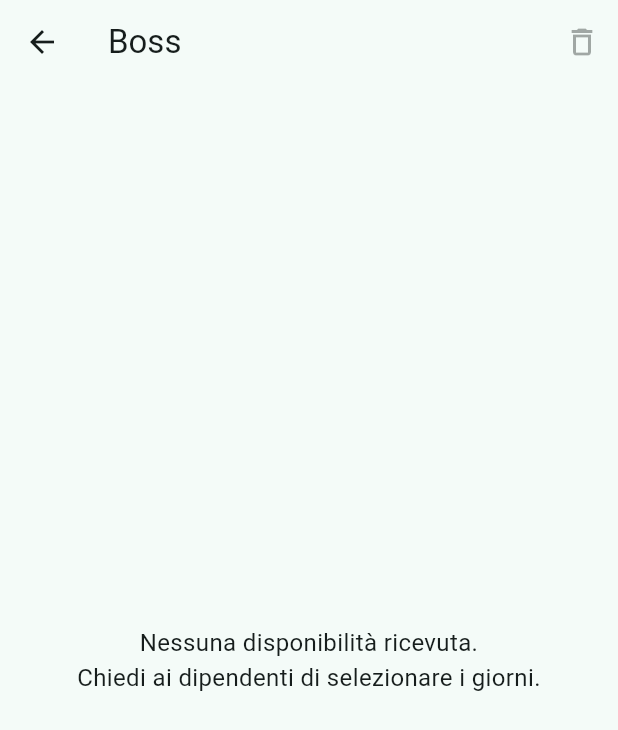
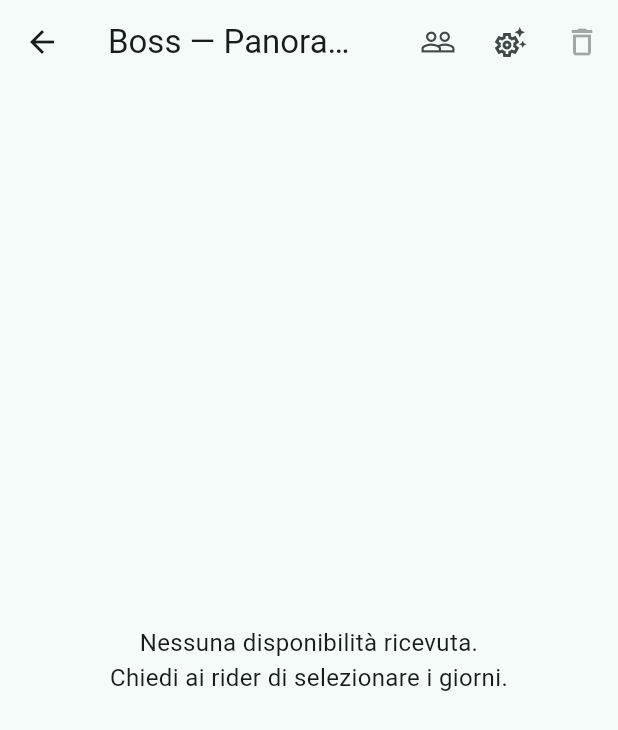
Before and after one commit to leopu00/turni, a Flutter app: the BossPage screen opened directly, on a phone screen of 412 x 824 dp. Shown: the top 730 px of the screen. Run offline on Flutter 3.47's test engine with Material 3 defaults, Android fonts, the phone set to English and light mode, and no system bars.

Commit message:
feat: add requirements page and split BossPage into weekly table view + per-rider overview

```diff
--- a/lib/pages/boss_page.dart
+++ b/lib/pages/boss_page.dart
@@ -1,6 +1,8 @@
 import 'package:flutter/material.dart';
 import 'package:intl/intl.dart';
 import '../data/availability_store.dart';
+import 'requirements_page.dart';
+import 'riders_overview_page.dart';
 
 class BossPage extends StatefulWidget {
   const BossPage({super.key});
@@ -28,53 +30,113 @@ class _BossPageState extends State<BossPage> {
     if (mounted) setState(() {});
   }
 
+  bool sameDay(DateTime a, DateTime b) =>
+      a.year == b.year && a.month == b.month && a.day == b.day;
+
   @override
   Widget build(BuildContext context) {
-    final dfLong = DateFormat('EEE dd MMM', 'it_IT');
+    final start = store.startMonday;
     final dfShort = DateFormat('EEE dd', 'it_IT');
 
-    if (!store.hasAnySelection) {
     return Scaffold(
       appBar: AppBar(
-          title: const Text("Boss"),
+        title: const Text("Boss — Panoramica"),
         actions: [
           IconButton(
+            tooltip: 'Disponibilità per rider',
+            onPressed: () {
+              Navigator.push(
+                context,
+                MaterialPageRoute(builder: (_) => const RidersOverviewPage()),
+              );
+            },
+            icon: const Icon(Icons.people_outline),
+          ),
+          IconButton(
+            tooltip: 'Imposta fabbisogni',
+            onPressed: () {
+              Navigator.push(
+                context,
+                MaterialPageRoute(builder: (_) => const RequirementsPage()),
+              );
+            },
+            icon: const Icon(Icons.settings_suggest_outlined),
+          ),
+          IconButton(
             tooltip: 'Pulisci tutto',
-              onPressed: null,
+            onPressed: store.hasAnySelection ? store.clearAll : null,
             icon: const Icon(Icons.delete_outline),
           ),
         ],
       ),
-        body: const Center(
+      body: start == null || !store.hasAnySelection
+          ? const Center(
               child: Text(
-            'Nessuna disponibilità ricevuta.\nChiedi ai dipendenti di selezionare i giorni.',
+                'Nessuna disponibilità ricevuta.\nChiedi ai rider di selezionare i giorni.',
                 textAlign: TextAlign.center,
                 style: TextStyle(fontSize: 16),
               ),
+            )
+          : ListView(
+              padding: const EdgeInsets.all(16),
+              children: [
+                Text(
+                  'Periodo: ${DateFormat('dd MMM', 'it_IT').format(start)} – '
+                  '${DateFormat('dd MMM', 'it_IT').format(start.add(const Duration(days: 13)))}',
+                  style: TextStyle(color: Theme.of(context).hintColor),
+                ),
+                const SizedBox(height: 12),
+
+                // Tabelle per Settimana 1 e 2
+                _weekTable(
+                  context: context,
+                  title: 'Settimana 1',
+                  days: List.generate(7, (i) => start.add(Duration(days: i))),
+                  dfShort: dfShort,
+                ),
+                _weekTable(
+                  context: context,
+                  title: 'Settimana 2',
+                  days: List.generate(7, (i) => start.add(Duration(days: 7 + i))),
+                  dfShort: dfShort,
+                ),
+              ],
             ),
     );
   }
 
-    bool sameDay(DateTime a, DateTime b) =>
-        a.year == b.year && a.month == b.month && a.day == b.day;
+  Widget _weekTable({
+    required BuildContext context,
+    required String title,
+    required List<DateTime> days,
+    required DateFormat dfShort,
+  }) {
+    final employees = store.employees;
 
-    final start = store.startMonday!;
-    final allEmployees = store.employees;
-
-    // Costruisci le date per settimana 1 e 2
-    final week1Dates = List.generate(7, (i) => start.add(Duration(days: i)));
-    final week2Dates = List.generate(7, (i) => start.add(Duration(days: 7 + i)));
-
-    // Helper per costruire una DataTable settimana
-    Widget weekTable(String title, List<DateTime> days) {
     final columns = <DataColumn>[
       const DataColumn(label: Text('Rider')),
-        ...days.map((d) => DataColumn(label: Text(dfShort.format(d))))
+      ...days.map((d) {
+        final req = store.requirementFor(d);
+        final avail = store.availableCountFor(d);
+        return DataColumn(
+          label: Column(
+            crossAxisAlignment: CrossAxisAlignment.start,
+            children: [
+              Text(dfShort.format(d)),
+              Text(
+                'req $req / avail $avail',
+                style: TextStyle(fontSize: 11, color: Theme.of(context).hintColor),
+              ),
+            ],
+          ),
+        );
+      }),
     ];
 
-      final rows = allEmployees.map((e) {
+    final rows = employees.map((e) {
       final sel = store.selectedFor(e);
-        return DataRow(cells: [
+      return DataRow(
+        cells: [
           DataCell(Text(e)),
           ...days.map((d) {
             final picked = sel.any((x) => sameDay(x, d));
@@ -86,7 +148,8 @@ class _BossPageState extends State<BossPage> {
               ),
             );
           }),
-        ]);
+        ],
+      );
     }).toList();
 
     return Column(
@@ -96,7 +159,6 @@ class _BossPageState extends State<BossPage> {
           padding: const EdgeInsets.only(top: 16, bottom: 8),
           child: Text(title, style: const TextStyle(fontWeight: FontWeight.bold)),
         ),
-          // Scroll orizzontale nel caso la tabella sfori lo schermo
         SingleChildScrollView(
           scrollDirection: Axis.horizontal,
           child: DataTable(columns: columns, rows: rows),
@@ -104,73 +166,4 @@ class _BossPageState extends State<BossPage> {
       ],
     );
   }
-
-    return Scaffold(
-      appBar: AppBar(
-        title: const Text("Boss"),
-        actions: [
-          IconButton(
-            tooltip: 'Pulisci tutto',
-            onPressed: store.hasAnySelection ? store.clearAll : null,
-            icon: const Icon(Icons.delete_outline),
-          ),
-        ],
-      ),
-      body: ListView(
-        padding: const EdgeInsets.all(16),
-        children: [
-          Text(
-            'Periodo: ${DateFormat('dd MMM', 'it_IT').format(start)} – '
-            '${DateFormat('dd MMM', 'it_IT').format(start.add(const Duration(days: 13)))}',
-            style: TextStyle(color: Theme.of(context).hintColor),
-          ),
-          const SizedBox(height: 8),
-
-          // --- Panoramica per dipendente (lista) ---
-          for (final e in allEmployees) ...{
-            const Divider(),
-            Row(
-              children: [
-                const Icon(Icons.person_outline),
-                const SizedBox(width: 8),
-                Text(e, style: const TextStyle(fontSize: 16, fontWeight: FontWeight.w600)),
-                const Spacer(),
-                IconButton(
-                  tooltip: 'Pulisci ' + e,
-                  onPressed: () => setState(() => store.clearEmployee(e)),
-                  icon: const Icon(Icons.delete_sweep_outlined),
-                ),
-              ],
-            ),
-            // Settimane come lista
-            ...store
-                .selectedFor(e)
-                .where((d) => d.isBefore(start.add(const Duration(days: 7))))
-                .map((d) => ListTile(
-                      leading: const Icon(Icons.event_available),
-                      title: Text(dfLong.format(d)),
-                      subtitle: const Text('Turno 19:00 – 23:00'),
-                    )),
-            ...store
-                .selectedFor(e)
-                .where((d) => !d.isBefore(start.add(const Duration(days: 7))))
-                .map((d) => ListTile(
-                      leading: const Icon(Icons.event_available),
-                      title: Text(dfLong.format(d)),
-                      subtitle: const Text('Turno 19:00 – 23:00'),
-                    )),
-          },
-
-          const SizedBox(height: 16),
-          const Divider(thickness: 1.2),
-          const SizedBox(height: 8),
-          const Text('Panoramica (tabella)', style: TextStyle(fontWeight: FontWeight.bold)),
-
-          // --- Tabelle per settimana ---
-          weekTable('Settimana 1', week1Dates),
-          weekTable('Settimana 2', week2Dates),
-        ],
-      ),
-    );
 }
-}
```
Also changed, not shown: lib/data/availability_store.dart (+38 -0 lines), lib/pages/requirements_page.dart (added, +89 -0 lines), lib/pages/riders_overview_page.dart (added, +112 -0 lines). Lines whose indentation alone changed are shown as unchanged.
